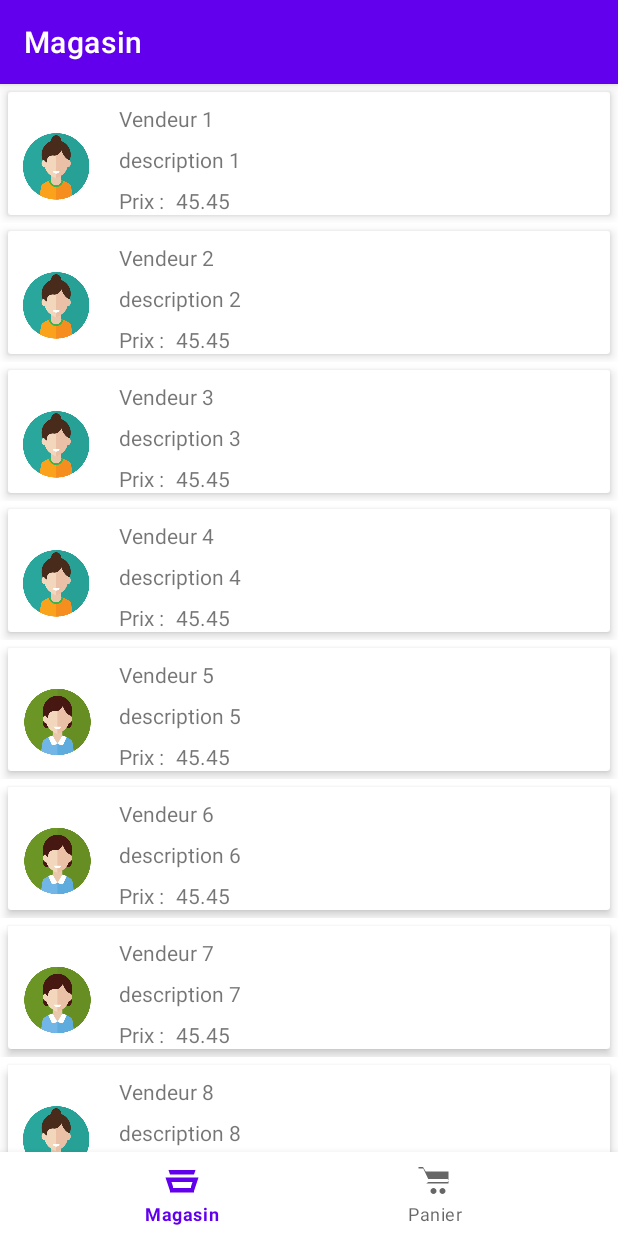
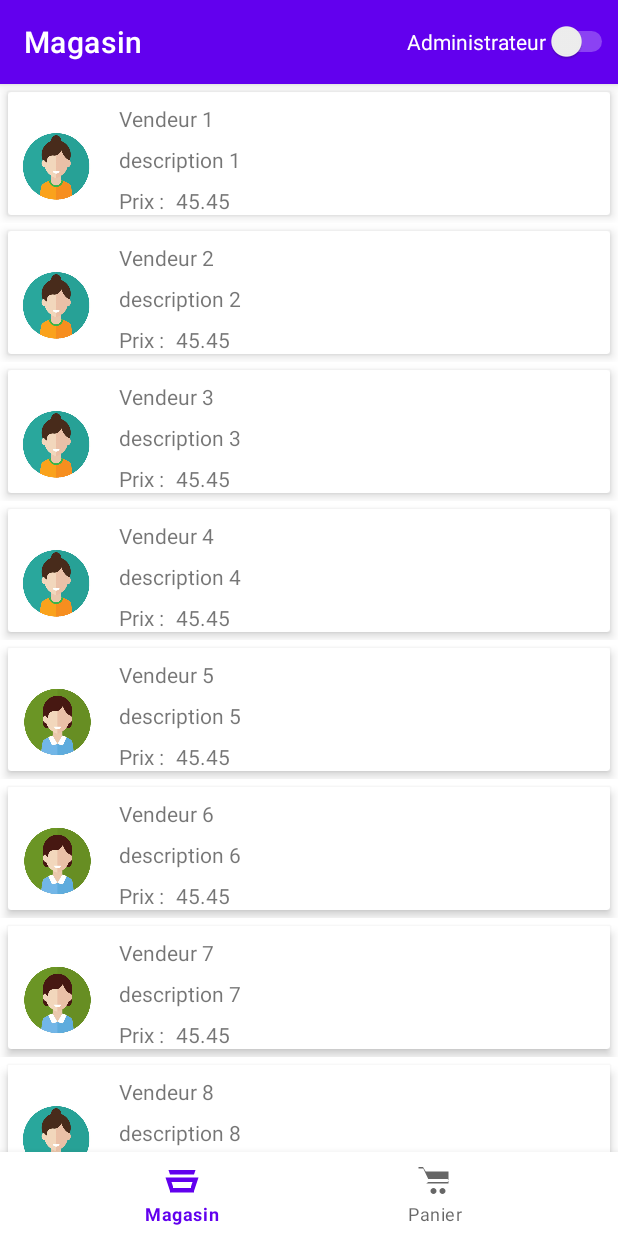
Before and after one commit to PJ-35/AndroidProjet1, an Android app: the screen it shows after launch (MainActivity), on a phone screen of 412 x 824 dp. Run offline under Robolectric (Android 15) with nearby library versions, the phone set to English and light mode, and no system bars; our stand-ins replace Room's generated code, navigation-ui.

Commit message:
:hammer: Mise en place du mode administrateur

```diff
--- a/app/src/main/java/com/example/myapplication/MainActivity.kt
+++ b/app/src/main/java/com/example/myapplication/MainActivity.kt
@@ -1,17 +1,28 @@
 package com.example.myapplication
 
 import android.os.Bundle
+import android.view.Menu
+import android.view.View
+import android.widget.Switch
 import androidx.appcompat.app.AppCompatActivity
+import androidx.lifecycle.ViewModelProvider
 import androidx.navigation.findNavController
 import androidx.navigation.ui.AppBarConfiguration
 import androidx.navigation.ui.setupActionBarWithNavController
 import androidx.navigation.ui.setupWithNavController
 import com.example.myapplication.databinding.ActivityMainBinding
 import com.google.android.material.bottomnavigation.BottomNavigationView
+import com.google.android.material.floatingactionbutton.FloatingActionButton
 
 class MainActivity : AppCompatActivity() {
+    companion object{
+        var administrateur=false
+
+    }
+    private lateinit var viewModelMain: ViewModelMain
     private lateinit var binding: ActivityMainBinding
-
+    /*private lateinit var floating:FloatingActionButton
+*/
     /*private lateinit var listVendeur: List<Vendeur>*/
 
     override fun onCreate(savedInstanceState: Bundle?) {
@@ -19,8 +30,7 @@ class MainActivity : AppCompatActivity() {
 
         binding = ActivityMainBinding.inflate(layoutInflater)
         setContentView(binding.root)
-
-
+        viewModelMain = ViewModelProvider(this)[ViewModelMain::class.java]
 
 
 
@@ -41,4 +51,28 @@ class MainActivity : AppCompatActivity() {
         setupActionBarWithNavController(navController, appBarConfiguration)
         navView.setupWithNavController(navController)
     }
+
+    override fun onCreateOptionsMenu(menu: Menu): Boolean {
+        // Inflate the menu; this adds items to the action bar if it is present.
+        menuInflater.inflate(R.menu.main, menu)
+        val menuItem = menu.findItem(R.id.app_bar_switch)
+        val switch = menuItem.actionView as Switch
+        switch.text="Administrateur"
+        var floattingAdd=findViewById<FloatingActionButton>(R.id.fab)
+        // Configurer l'écouteur de changement d'état du Switch
+        switch.setOnCheckedChangeListener { _, isChecked ->
+            // Faire quelque chose avec l'état activé/désactivé
+            if (isChecked) {
+                // Switch activé
+                viewModelMain.setVariableChanged(true)
+                floattingAdd.visibility= View.VISIBLE
+            }else {
+                // Switch désactivé
+                viewModelMain.setVariableChanged(false)
+                floattingAdd.visibility=View.GONE
+            }
+        }
+
+        return true
+    }
 }
--- /dev/null
+++ b/app/src/main/java/com/example/myapplication/ViewModelMain.kt
@@ -0,0 +1,18 @@
+package com.example.myapplication
+
+import androidx.lifecycle.LiveData
+import androidx.lifecycle.MutableLiveData
+import androidx.lifecycle.ViewModel
+class ViewModelMain:ViewModel() {
+    private val _isVariableChanged :MutableLiveData<Boolean> = MutableLiveData<Boolean>()
+
+    init {
+        _isVariableChanged.value = false
+    }
+    val isVariableChanged: LiveData<Boolean> get() = _isVariableChanged
+
+    // Méthode pour mettre à jour la variable et notifier les observateurs
+    fun setVariableChanged(changed: Boolean) {
+        _isVariableChanged.value = changed
+    }
+}
--- a/app/src/main/java/com/example/myapplication/ui/home/HomeFragment.kt
+++ b/app/src/main/java/com/example/myapplication/ui/home/HomeFragment.kt
@@ -5,7 +5,9 @@ import android.view.LayoutInflater
 import android.view.View
 import android.view.ViewGroup
 import androidx.fragment.app.Fragment
+import androidx.lifecycle.ViewModelProvider
 import androidx.recyclerview.widget.LinearLayoutManager
+import com.example.myapplication.ViewModelMain
 import com.example.myapplication.data.VendeurDatabase
 import com.example.myapplication.databinding.FragmentHomeBinding
 import com.example.myapplication.modele.VendeurAdapter
@@ -14,6 +16,8 @@ class HomeFragment : Fragment() {
 
     private var _binding: FragmentHomeBinding? = null
     private lateinit var adapter: VendeurAdapter
+    private lateinit var viewModelMain: ViewModelMain
+
     // This property is only valid between onCreateView and
     // onDestroyView.
     private val binding get() = _binding!!
@@ -24,6 +28,7 @@ class HomeFragment : Fragment() {
         savedInstanceState: Bundle?
     ): View {
         _binding = FragmentHomeBinding.inflate(inflater, container, false)
+        viewModelMain = ViewModelProvider(requireActivity()).get(ViewModelMain::class.java)
 
         //creation de l'instance de base de données
         var vendeurDao= VendeurDatabase.getInstance(requireContext()).vendeurDao()
@@ -31,10 +36,13 @@ class HomeFragment : Fragment() {
         // fixe les dimensions du RecyclerView pour gain de performance
         binding.rvPerson.setHasFixedSize(true)
         // Création de l'adapter avec une liste live data
-        vendeurDao.getAllVendeurs().observe(requireActivity()) {
-            adapter = VendeurAdapter(it)
-            binding.rvPerson.adapter = adapter
+        viewModelMain.isVariableChanged.observe(requireActivity()){administrateur->
+            vendeurDao.getAllVendeurs().observe(requireActivity()) {vendeur->
+                adapter = VendeurAdapter(vendeur,administrateur)
+                binding.rvPerson.adapter = adapter
+            }
         }
+
 
         //Réglage d'affichage du recyclerView
         binding.rvPerson.layoutManager = LinearLayoutManager(requireContext())
--- a/app/src/main/res/layout/fragment_home.xml
+++ b/app/src/main/res/layout/fragment_home.xml
@@ -15,4 +15,14 @@
         app:layout_constraintStart_toStartOf="parent"
         app:layout_constraintTop_toTopOf="parent"
         tools:listitem="@layout/vendeur_rangee" />
+
+    <com.google.android.material.floatingactionbutton.FloatingActionButton
+        android:id="@+id/fab"
+        android:visibility="gone"
+        android:layout_width="wrap_content"
+        android:layout_height="wrap_content"
+        android:layout_gravity="bottom|end"
+        app:layout_constraintBottom_toBottomOf="parent"
+        app:layout_constraintEnd_toEndOf="parent"
+        app:srcCompat="@android:drawable/ic_input_add" />
 </androidx.constraintlayout.widget.ConstraintLayout>
--- a/app/src/main/res/layout/vendeur_rangee.xml
+++ b/app/src/main/res/layout/vendeur_rangee.xml
@@ -16,13 +16,15 @@
         app:layout_constraintBottom_toBottomOf="parent"
         app:layout_constraintEnd_toEndOf="parent"
         app:layout_constraintHorizontal_bias="0.5"
+
         app:layout_constraintStart_toStartOf="parent"
         app:layout_constraintTop_toTopOf="parent"
         app:layout_constraintVertical_bias="0.5">
         <LinearLayout
             android:layout_width="match_parent"
             android:layout_height="wrap_content"
-            android:orientation="horizontal">
+            android:orientation="horizontal"
+            >
 
             <ImageView
                 android:id="@+id/img_person"
--- a/app/src/main/res/menu/bottom_nav_menu.xml
+++ b/app/src/main/res/menu/bottom_nav_menu.xml
@@ -1,5 +1,6 @@
 <?xml version="1.0" encoding="utf-8"?>
-<menu xmlns:android="http://schemas.android.com/apk/res/android">
+<menu xmlns:app="http://schemas.android.com/apk/res-auto"
+    xmlns:android="http://schemas.android.com/apk/res/android">
 
     <item
         android:id="@+id/navigation_home"
--- /dev/null
+++ b/app/src/main/res/menu/main.xml
@@ -0,0 +1,12 @@
+<?xml version="1.0" encoding="utf-8"?>
+<menu xmlns:android="http://schemas.android.com/apk/res/android"
+    xmlns:app="http://schemas.android.com/apk/res-auto">
+    <item
+        android:id="@+id/app_bar_switch"
+        android:title="Administrateur"
+
+        android:checkable="true"
+        app:actionViewClass="android.widget.Switch"
+        app:showAsAction="always" />
+
+</menu>
--- a/app/src/main/res/values/strings.xml
+++ b/app/src/main/res/values/strings.xml
@@ -1,5 +1,5 @@
 <resources>
-    <string name="app_name">My Application</string>
+    <string name="app_name">Pierre_Wily</string>
     <string name="title_home">Magasin</string>
     <string name="title_panier">Panier</string>
     <string name="num_ro_photo">Numéro photo</string>
@@ -7,5 +7,6 @@
     <string name="description">Description</string>
     <string name="_0">0</string>
     <string name="prix">Prix :</string>
-    <string name="title_notifications">Notifications</string>
+    <string name="action_edit">Éditer</string>
+    <string name="action_delete">Supprimer</string>
 </resources>
```
Also changed, not shown: app/src/main/java/com/example/myapplication/modele/VendeurAdapter.kt (+34 -3 lines).
